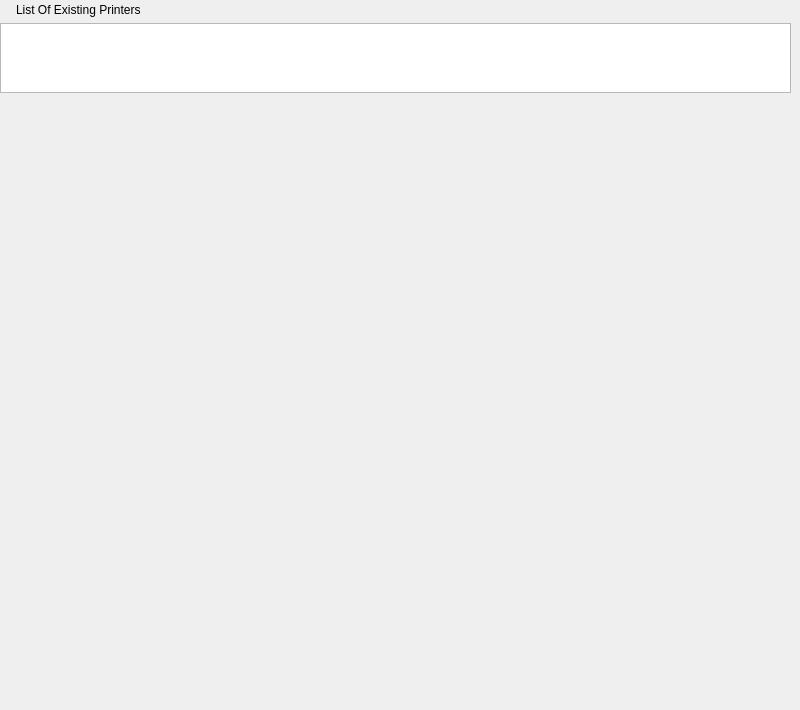
First picture: the form in plugins/devices/printer/printer.ui, repository ukui/ukui-control-center, before the edit.
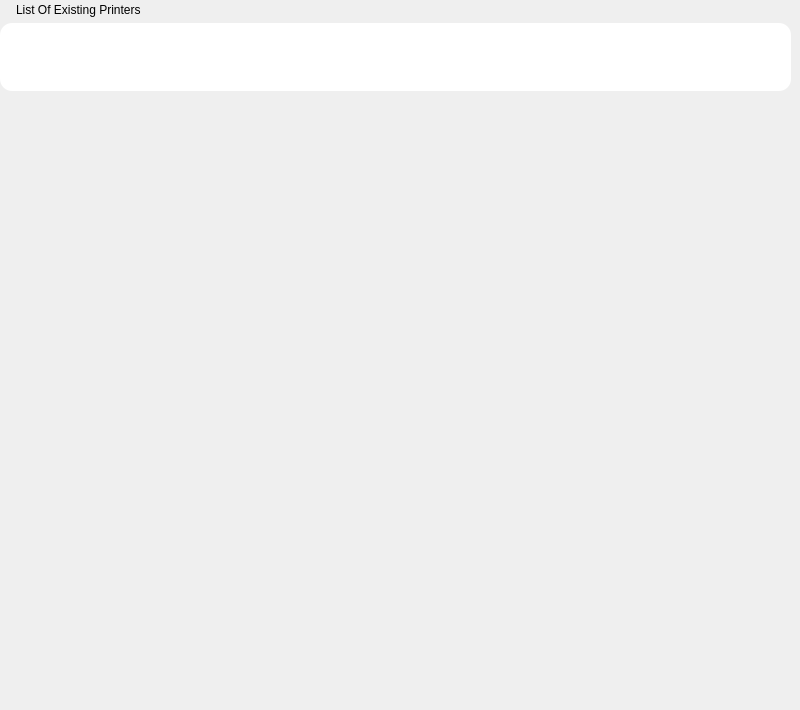
Second picture: the form after the edit.

Commit message:
fix(printer): modify border-radius
Description: modify border-radius

Log: 修改圆角

What changed in the file:
```diff
--- a/plugins/devices/printer/printer.ui
+++ b/plugins/devices/printer/printer.ui
@@ -135,6 +135,10 @@
             <height>16777215</height>
            </size>
           </property>
+          <property name="styleSheet">
+           <string notr="true">background-color: palette(base);
+border-radius:12px;</string>
+          </property>
           <property name="lineWidth">
            <number>0</number>
           </property>
```
The commit also changes 1 other file.
